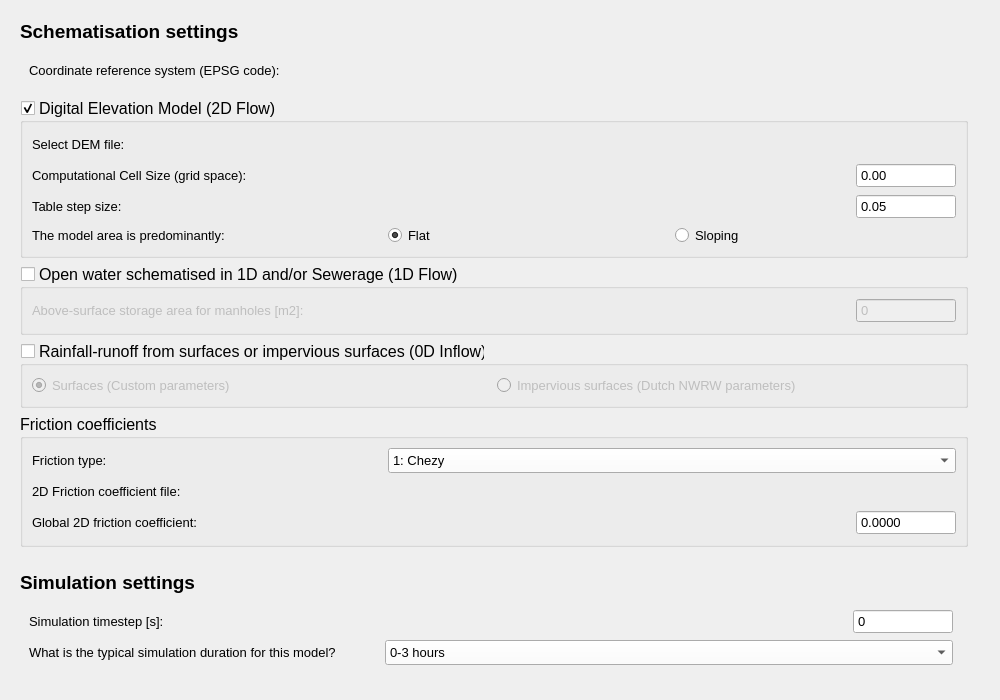
nens/threedi-api-qgis-client, file threedi_api_qgis_client/ui/new_schematisation_wizard/page_schema_settings.ui: the form before one commit.
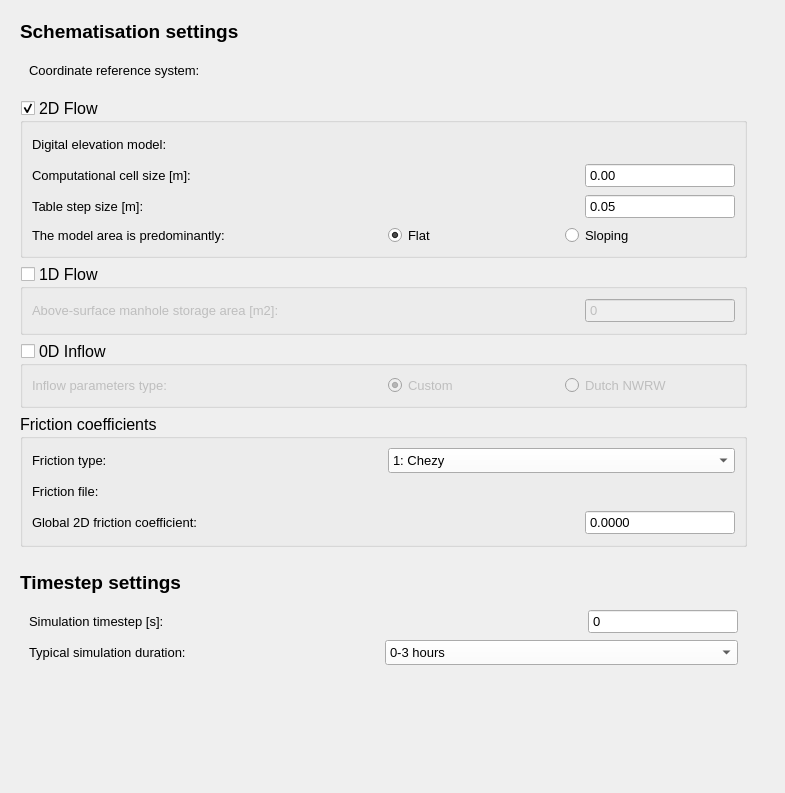
The form after the commit. Custom widgets are drawn as their Qt base class.

```diff
--- a/threedi_api_qgis_client/ui/new_schematisation_wizard/page_schema_settings.ui
+++ b/threedi_api_qgis_client/ui/new_schematisation_wizard/page_schema_settings.ui
@@ -6,8 +6,8 @@
    <rect>
     <x>0</x>
     <y>0</y>
-    <width>1000</width>
-    <height>700</height>
+    <width>785</width>
+    <height>793</height>
    </rect>
   </property>
   <property name="minimumSize">
@@ -95,7 +95,7 @@
          </font>
         </property>
         <property name="text">
-         <string>Simulation settings</string>
+         <string>Timestep settings</string>
         </property>
        </widget>
       </item>
@@ -128,7 +128,7 @@
             </font>
            </property>
            <property name="text">
-            <string>What is the typical simulation duration for this model?</string>
+            <string>Typical simulation duration:</string>
            </property>
            <property name="textFormat">
             <enum>Qt::PlainText</enum>
@@ -190,7 +190,7 @@
           <widget class="QSpinBox" name="sim_time_step">
            <property name="minimumSize">
             <size>
-             <width>100</width>
+             <width>150</width>
              <height>25</height>
             </size>
            </property>
@@ -219,7 +219,7 @@
      </layout>
     </widget>
    </item>
-   <item row="2" column="0" colspan="2">
+   <item row="2" column="0">
     <widget class="QWidget" name="schematisation_settings" native="true">
      <property name="minimumSize">
       <size>
@@ -242,7 +242,7 @@
          </font>
         </property>
         <property name="title">
-         <string>Digital Elevation Model (2D Flow) </string>
+         <string>2D Flow</string>
         </property>
         <property name="checkable">
          <bool>true</bool>
@@ -269,7 +269,7 @@
             </font>
            </property>
            <property name="text">
-            <string>Computational Cell Size (grid space):</string>
+            <string>Computational cell size [m]:</string>
            </property>
            <property name="textFormat">
             <enum>Qt::PlainText</enum>
@@ -280,7 +280,7 @@
           <widget class="QDoubleSpinBox" name="grid_space">
            <property name="minimumSize">
             <size>
-             <width>100</width>
+             <width>150</width>
              <height>25</height>
             </size>
            </property>
@@ -365,7 +365,7 @@
           <widget class="QDoubleSpinBox" name="table_step_size">
            <property name="minimumSize">
             <size>
-             <width>100</width>
+             <width>150</width>
              <height>25</height>
             </size>
            </property>
@@ -396,7 +396,7 @@
             </font>
            </property>
            <property name="text">
-            <string>Table step size:</string>
+            <string>Table step size [m]:</string>
            </property>
           </widget>
          </item>
@@ -414,7 +414,7 @@
             </font>
            </property>
            <property name="text">
-            <string>Select DEM file:</string>
+            <string>Digital elevation model:</string>
            </property>
           </widget>
          </item>
@@ -441,7 +441,7 @@
          </font>
         </property>
         <property name="title">
-         <string>Open water schematised in 1D and/or Sewerage (1D Flow)</string>
+         <string>1D Flow</string>
         </property>
         <property name="checkable">
          <bool>true</bool>
@@ -463,32 +463,11 @@
            </property>
           </spacer>
          </item>
-         <item row="0" column="0">
-          <widget class="QLabel" name="label_7">
-           <property name="minimumSize">
-            <size>
-             <width>350</width>
-             <height>0</height>
-            </size>
-           </property>
-           <property name="font">
-            <font>
-             <pointsize>10</pointsize>
-            </font>
-           </property>
-           <property name="text">
-            <string>Above-surface storage area for manholes [m2]:</string>
-           </property>
-           <property name="wordWrap">
-            <bool>false</bool>
-           </property>
-          </widget>
-         </item>
          <item row="0" column="2" colspan="2">
           <widget class="QSpinBox" name="manhole_storage_area">
            <property name="minimumSize">
             <size>
-             <width>100</width>
+             <width>150</width>
              <height>25</height>
             </size>
            </property>
@@ -501,7 +480,31 @@
             <enum>QAbstractSpinBox::NoButtons</enum>
            </property>
            <property name="maximum">
-            <number>9999</number>
+            <number>999999999</number>
+           </property>
+          </widget>
+         </item>
+         <item row="0" column="0">
+          <widget class="QLabel" name="label_7">
+           <property name="minimumSize">
+            <size>
+             <width>350</width>
+             <height>0</height>
+            </size>
+           </property>
+           <property name="font">
+            <font>
+             <pointsize>10</pointsize>
+            </font>
+           </property>
+           <property name="toolTip">
+            <string>This option is only relevant for sewerage models without 2D flow</string>
+           </property>
+           <property name="text">
+            <string>Above-surface manhole storage area [m2]:</string>
+           </property>
+           <property name="wordWrap">
+            <bool>false</bool>
            </property>
           </widget>
          </item>
@@ -525,7 +528,7 @@
             </font>
            </property>
            <property name="text">
-            <string>Coordinate reference system (EPSG code):</string>
+            <string>Coordinate reference system:</string>
            </property>
           </widget>
          </item>
@@ -555,7 +558,7 @@
          </font>
         </property>
         <property name="title">
-         <string>Rainfall-runoff from surfaces or impervious surfaces (0D Inflow)</string>
+         <string>0D Inflow</string>
         </property>
         <property name="checkable">
          <bool>true</bool>
@@ -564,7 +567,7 @@
          <bool>false</bool>
         </property>
         <layout class="QGridLayout" name="gridLayout_4">
-         <item row="0" column="0">
+         <item row="0" column="1">
           <widget class="QRadioButton" name="use_0d_inflow_surfaces">
            <property name="font">
             <font>
@@ -572,14 +575,14 @@
             </font>
            </property>
            <property name="text">
-            <string>Surfaces (Custom parameters)</string>
+            <string>Custom</string>
            </property>
            <property name="checked">
             <bool>true</bool>
            </property>
           </widget>
          </item>
-         <item row="0" column="1">
+         <item row="0" column="2">
           <widget class="QRadioButton" name="use_0d_inflow_impervious_surfaces">
            <property name="font">
             <font>
@@ -587,7 +590,28 @@
             </font>
            </property>
            <property name="text">
-            <string>Impervious surfaces (Dutch NWRW parameters)</string>
+            <string>Dutch NWRW</string>
+           </property>
+          </widget>
+         </item>
+         <item row="0" column="0">
+          <widget class="QLabel" name="label_8">
+           <property name="minimumSize">
+            <size>
+             <width>350</width>
+             <height>0</height>
+            </size>
+           </property>
+           <property name="font">
+            <font>
+             <pointsize>10</pointsize>
+            </font>
+           </property>
+           <property name="toolTip">
+            <string>Use 'surfaces' or 'impervious surfaces' to parameterize the 0D inflow models for each surface</string>
+           </property>
+           <property name="text">
+            <string>Inflow parameters type:</string>
            </property>
           </widget>
          </item>
@@ -627,7 +651,7 @@
             </font>
            </property>
            <property name="text">
-            <string>2D Friction coefficient file:</string>
+            <string>Friction file:</string>
            </property>
           </widget>
          </item>
@@ -724,7 +748,7 @@
           <widget class="QDoubleSpinBox" name="frict_coef">
            <property name="minimumSize">
             <size>
-             <width>100</width>
+             <width>150</width>
              <height>25</height>
             </size>
            </property>
```
Left out of the diff: 106 changed lines with no effect on the pictures.
